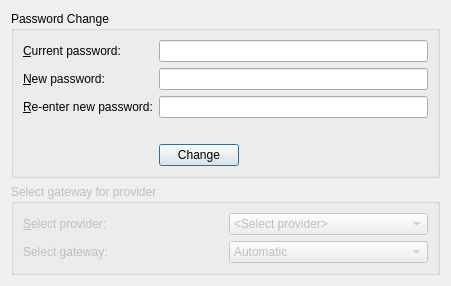
The window that src/leap/bitmask/gui/ui/preferences.ui (leapcode/bitmask_client) describes before a commit, drawn with Qt 5.
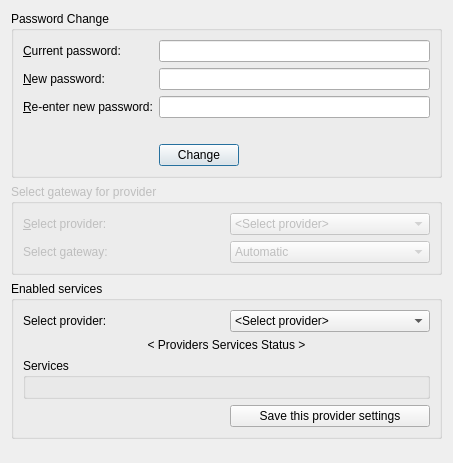
The same window after the commit. Icons and pictures are not drawn.

Commit message: Preferences: select enabled services for providers

Diff of the .ui file:
```diff
--- a/src/leap/bitmask/gui/ui/preferences.ui
+++ b/src/leap/bitmask/gui/ui/preferences.ui
@@ -6,8 +6,8 @@
    <rect>
     <x>0</x>
     <y>0</y>
-    <width>451</width>
-    <height>267</height>
+    <width>453</width>
+    <height>463</height>
    </rect>
   </property>
   <property name="windowTitle">
@@ -17,8 +17,8 @@
    <iconset resource="../../../../../data/resources/mainwindow.qrc">
     <normaloff>:/images/mask-icon.png</normaloff>:/images/mask-icon.png</iconset>
   </property>
-  <layout class="QVBoxLayout" name="verticalLayout">
-   <item>
+  <layout class="QGridLayout" name="gridLayout_3">
+   <item row="0" column="0">
     <widget class="QGroupBox" name="gbPasswordChange">
      <property name="title">
       <string>Password Change</string>
@@ -98,7 +98,64 @@
      </layout>
     </widget>
    </item>
-   <item>
+   <item row="2" column="0">
+    <widget class="QGroupBox" name="gbEnabledServices">
+     <property name="title">
+      <string>Enabled services</string>
+     </property>
+     <layout class="QGridLayout" name="gridLayout_2">
+      <item row="3" column="1">
+       <widget class="QPushButton" name="pbSaveServices">
+        <property name="text">
+         <string>Save this provider settings</string>
+        </property>
+       </widget>
+      </item>
+      <item row="2" column="0" colspan="2">
+       <widget class="QGroupBox" name="gbServices">
+        <property name="title">
+         <string>Services</string>
+        </property>
+        <property name="flat">
+         <bool>false</bool>
+        </property>
+        <layout class="QGridLayout" name="gridLayout_4">
+         <item row="0" column="0">
+          <layout class="QVBoxLayout" name="vlServices"/>
+         </item>
+        </layout>
+       </widget>
+      </item>
+      <item row="0" column="1">
+       <widget class="QComboBox" name="cbProvidersServices">
+        <item>
+         <property name="text">
+          <string>&lt;Select provider&gt;</string>
+         </property>
+        </item>
+       </widget>
+      </item>
+      <item row="0" column="0">
+       <widget class="QLabel" name="label_2">
+        <property name="text">
+         <string>Select provider:</string>
+        </property>
+       </widget>
+      </item>
+      <item row="1" column="0" colspan="2">
+       <widget class="QLabel" name="lblProvidersServicesStatus">
+        <property name="text">
+         <string>&lt; Providers Services Status &gt;</string>
+        </property>
+        <property name="alignment">
+         <set>Qt::AlignCenter</set>
+        </property>
+       </widget>
+      </item>
+     </layout>
+    </widget>
+   </item>
+   <item row="1" column="0">
     <widget class="QGroupBox" name="gbGatewaySelector">
      <property name="enabled">
       <bool>false</bool>
@@ -148,7 +205,7 @@
      </layout>
     </widget>
    </item>
-   <item>
+   <item row="3" column="0">
     <spacer name="verticalSpacer">
      <property name="orientation">
       <enum>Qt::Vertical</enum>
```
Left out of the diff: 6 changed lines with no effect on the pictures. The commit also changes 2 other files.
